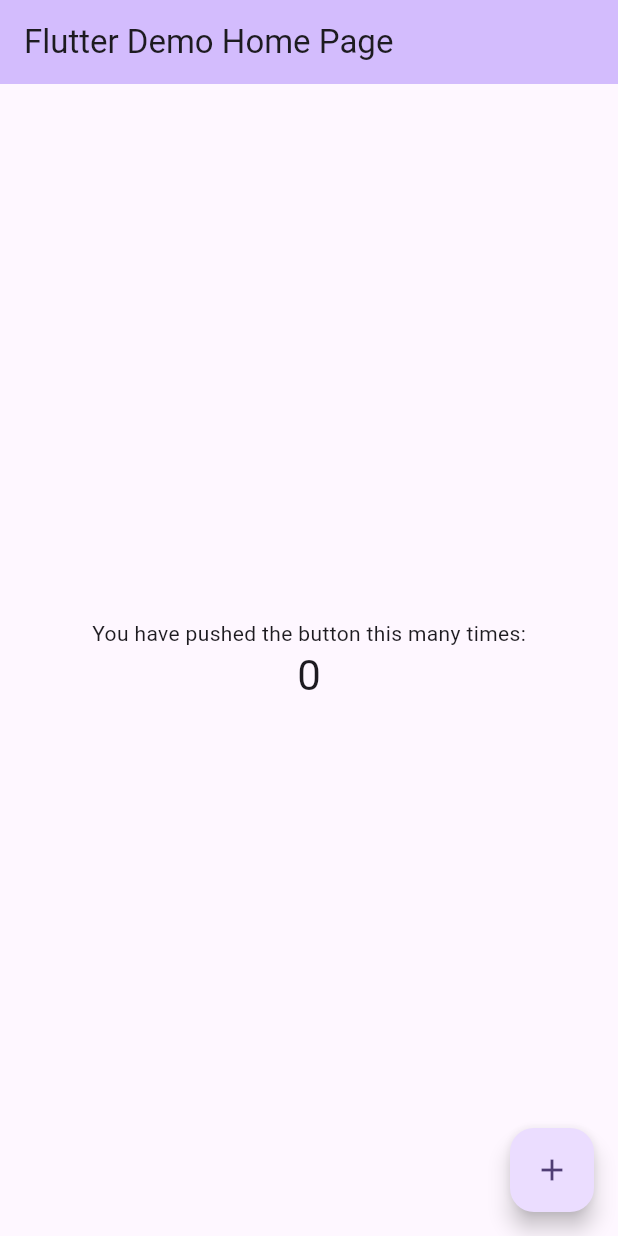
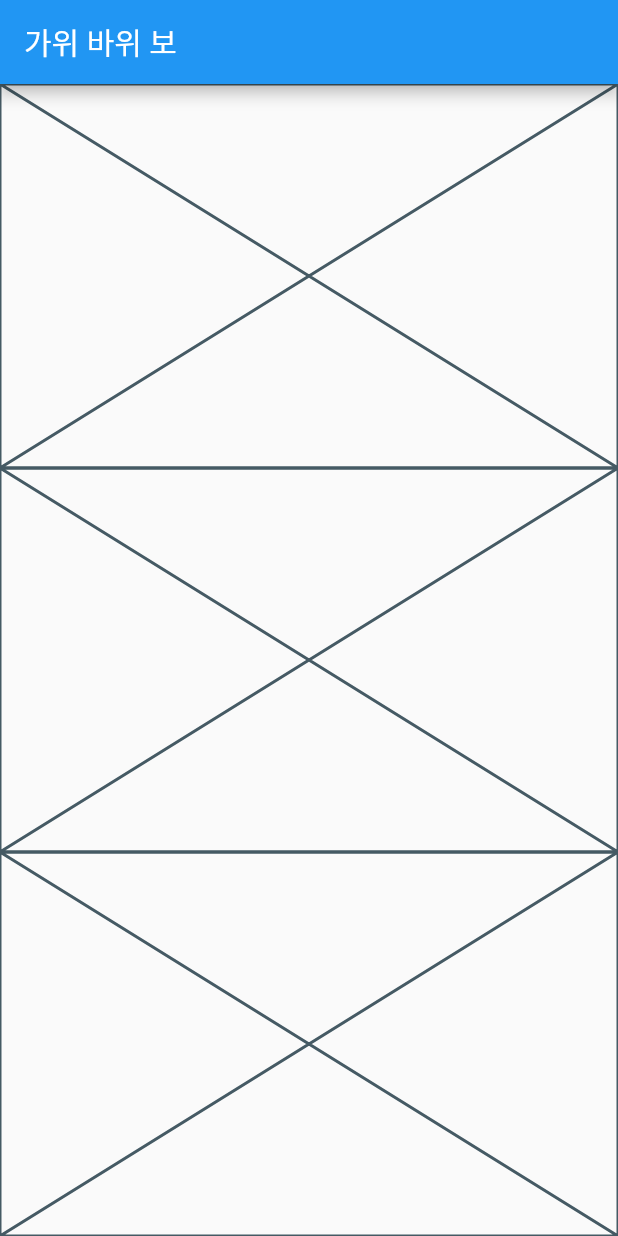
Before and after one commit to hoony00/rsp_game, a Flutter app: the screen it shows after launch, on a phone screen of 412 x 824 dp. Run offline on Flutter 3.47's test engine with Material 2 defaults, Android fonts, the phone set to English and light mode, and no system bars.

Commit message:
뼈대 완성

```diff
--- /dev/null
+++ b/lib/game/GameBody.dart
@@ -0,0 +1,25 @@
+import 'package:flutter/material.dart';
+import 'package:rsp_game/game/cpu_input.dart';
+import 'package:rsp_game/game/game_result.dart';
+import 'package:rsp_game/game/user_input.dart';
+
+class GameBody extends StatefulWidget {
+  const GameBody({super.key});
+
+  @override
+  State<GameBody> createState() => _GameBodyState();
+}
+
+class _GameBodyState extends State<GameBody> {
+  @override
+  Widget build(BuildContext context) {
+    return Column(
+      children: [
+        Expanded(child: CpuInput()),
+        Expanded(child: GameResult()),
+        Expanded(child: UserInput()),
+      ],
+
+    );
+  }
+}
--- /dev/null
+++ b/lib/game/cpu_input.dart
@@ -0,0 +1,10 @@
+import 'package:flutter/material.dart';
+
+class CpuInput extends StatelessWidget {
+  const CpuInput({super.key});
+
+  @override
+  Widget build(BuildContext context) {
+    return const Placeholder();
+  }
+}
--- /dev/null
+++ b/lib/game/game_result.dart
@@ -0,0 +1,10 @@
+import 'package:flutter/material.dart';
+
+class GameResult extends StatelessWidget {
+  const GameResult({super.key});
+
+  @override
+  Widget build(BuildContext context) {
+    return const Placeholder();
+  }
+}
--- /dev/null
+++ b/lib/game/user_input.dart
@@ -0,0 +1,10 @@
+import 'package:flutter/material.dart';
+
+class UserInput extends StatelessWidget {
+  const UserInput({super.key});
+
+  @override
+  Widget build(BuildContext context) {
+    return const Placeholder();
+  }
+}
--- a/lib/main.dart
+++ b/lib/main.dart
@@ -1,125 +1,23 @@
 import 'package:flutter/material.dart';
+import 'package:rsp_game/game/GameBody.dart';
 
 void main() {
-  runApp(const RSP_Game());
+  runApp(const RspApp());
 }
 
-class RSP_Game extends StatelessWidget {
-  const RSP_Game({super.key});
+class RspApp extends StatelessWidget {
+  const RspApp({super.key});
 
   // This widget is the root of your application.
   @override
   Widget build(BuildContext context) {
     return MaterialApp(
-      title: 'Flutter Demo',
-      theme: ThemeData(
-        // This is the theme of your application.
-        //
-        // TRY THIS: Try running your application with "flutter run". You'll see
-        // the application has a blue toolbar. Then, without quitting the app,
-        // try changing the seedColor in the colorScheme below to Colors.green
-        // and then invoke "hot reload" (save your changes or press the "hot
-        // reload" button in a Flutter-supported IDE, or press "r" if you used
-        // the command line to start the app).
-        //
-        // Notice that the counter didn't reset back to zero; the application
-        // state is not lost during the reload. To reset the state, use hot
-        // restart instead.
-        //
-        // This works for code too, not just values: Most code changes can be
-        // tested with just a hot reload.
-        colorScheme: ColorScheme.fromSeed(seedColor: Colors.deepPurple),
-        useMaterial3: true,
+      home: Scaffold(
+        appBar: AppBar(
+          title: const Text('가위 바위 보'),
+        ),
+        body: const GameBody(),
       ),
-      home: const MyHomePage(title: 'Flutter Demo Home Page'),
     );
   }
 }
-
-class MyHomePage extends StatefulWidget {
-  const MyHomePage({super.key, required this.title});
-
-  // This widget is the home page of your application. It is stateful, meaning
-  // that it has a State object (defined below) that contains fields that affect
-  // how it looks.
-
-  // This class is the configuration for the state. It holds the values (in this
-  // case the title) provided by the parent (in this case the App widget) and
-  // used by the build method of the State. Fields in a Widget subclass are
-  // always marked "final".
-
-  final String title;
-
-  @override
-  State<MyHomePage> createState() => _MyHomePageState();
-}
-
-class _MyHomePageState extends State<MyHomePage> {
-  int _counter = 0;
-
-  void _incrementCounter() {
-    setState(() {
-      // This call to setState tells the Flutter framework that something has
-      // changed in this State, which causes it to rerun the build method below
-      // so that the display can reflect the updated values. If we changed
-      // _counter without calling setState(), then the build method would not be
-      // called again, and so nothing would appear to happen.
-      _counter++;
-    });
-  }
-
-  @override
-  Widget build(BuildContext context) {
-    // This method is rerun every time setState is called, for instance as done
-    // by the _incrementCounter method above.
-    //
-    // The Flutter framework has been optimized to make rerunning build methods
-    // fast, so that you can just rebuild anything that needs updating rather
-    // than having to individually change instances of widgets.
-    return Scaffold(
-      appBar: AppBar(
-        // TRY THIS: Try changing the color here to a specific color (to
-        // Colors.amber, perhaps?) and trigger a hot reload to see the AppBar
-        // change color while the other colors stay the same.
-        backgroundColor: Theme.of(context).colorScheme.inversePrimary,
-        // Here we take the value from the MyHomePage object that was created by
-        // the App.build method, and use it to set our appbar title.
-        title: Text(widget.title),
-      ),
-      body: Center(
-        // Center is a layout widget. It takes a single child and positions it
-        // in the middle of the parent.
-        child: Column(
-          // Column is also a layout widget. It takes a list of children and
-          // arranges them vertically. By default, it sizes itself to fit its
-          // children horizontally, and tries to be as tall as its parent.
-          //
-          // Column has various properties to control how it sizes itself and
-          // how it positions its children. Here we use mainAxisAlignment to
-          // center the children vertically; the main axis here is the vertical
-          // axis because Columns are vertical (the cross axis would be
-          // horizontal).
-          //
-          // TRY THIS: Invoke "debug painting" (choose the "Toggle Debug Paint"
-          // action in the IDE, or press "p" in the console), to see the
-          // wireframe for each widget.
-          mainAxisAlignment: MainAxisAlignment.center,
-          children: <Widget>[
-            const Text(
-              'You have pushed the button this many times:',
-            ),
-            Text(
-              '$_counter',
-              style: Theme.of(context).textTheme.headlineMedium,
-            ),
-          ],
-        ),
-      ),
-      floatingActionButton: FloatingActionButton(
-        onPressed: _incrementCounter,
-        tooltip: 'Increment',
-        child: const Icon(Icons.add),
-      ), // This trailing comma makes auto-formatting nicer for build methods.
-    );
-  }
-}
```
Also changed, not shown: 1 other file.
